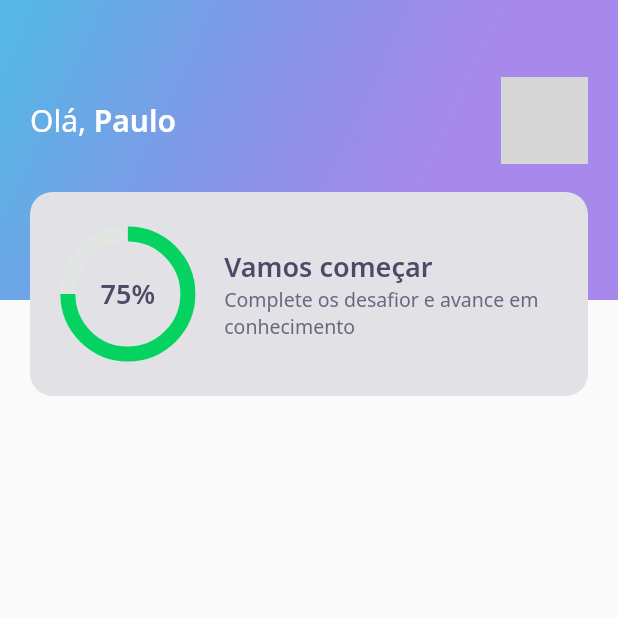
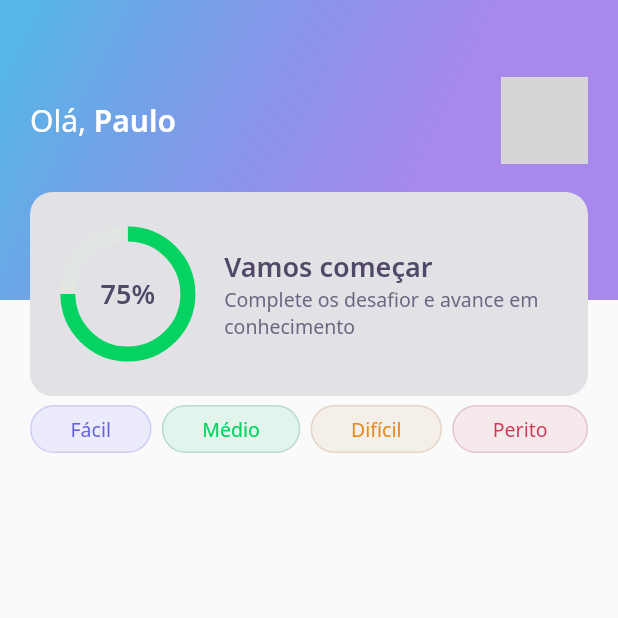
Before and after one commit to phferreira/devquiz, a Flutter app: the screen it shows after launch, on a phone screen of 412 x 824 dp, the top half of it. Run offline on Flutter 3.47's test engine with Material 2 defaults, Android fonts, the phone set to English and light mode, and no system bars; our stand-ins replace google_fonts; network calls fail; grey boxes are pictures that could not be loaded.

Commit message:
Add level button

```diff
--- a/lib/home/home_page.dart
+++ b/lib/home/home_page.dart
@@ -1,4 +1,6 @@
 import 'package:devquiz/home/widgets/appbar/app_bar_widget.dart';
+import 'package:devquiz/home/widgets/level_button/dificuldade_configuracao.dart';
+import 'package:devquiz/home/widgets/level_button/level_button_widget.dart';
 import 'package:flutter/material.dart';
 
 class HomePage extends StatefulWidget {
@@ -13,6 +15,15 @@ class _HomePageState extends State<HomePage> {
       appBar: AppBarWidget(),
       body: Padding(
         padding: const EdgeInsets.symmetric(horizontal: 20, vertical: 70),
+        child: Row(
+          mainAxisAlignment: MainAxisAlignment.spaceBetween,
+          children: [
+            LevelButtonWidget(Dificuldade.facil),
+            LevelButtonWidget(Dificuldade.medio),
+            LevelButtonWidget(Dificuldade.dificil),
+            LevelButtonWidget(Dificuldade.perito),
+          ],
+        ),
       ),
     );
   }
--- /dev/null
+++ b/lib/home/widgets/level_button/dificuldade_configuracao.dart
@@ -0,0 +1,32 @@
+import 'package:devquiz/core/core.dart';
+
+import 'enumerador_dificuldade.dart';
+import 'enumerator_config.dart';
+
+class Dificuldade {
+  static final Configuration facil = Configuration(
+    "Fácil",
+    AppColors.levelButtonFacil,
+    AppColors.levelButtonBorderFacil,
+    AppColors.levelButtonTextFacil);
+
+  static final Configuration medio = Configuration(
+    "Médio",
+    AppColors.levelButtonMedio,
+    AppColors.levelButtonBorderMedio,
+    AppColors.levelButtonTextMedio);
+
+  static final Configuration dificil = Configuration(
+    "Difícil",
+    AppColors.levelButtonDificil,
+    AppColors.levelButtonBorderDificil,
+    AppColors.levelButtonTextDificil);
+
+  static final Configuration perito = Configuration(
+    "Perito",
+    AppColors.levelButtonPerito,
+    AppColors.levelButtonBorderPerito,
+    AppColors.levelButtonTextPerito);
+
+
+}
--- /dev/null
+++ b/lib/home/widgets/level_button/enumerador_dificuldade.dart
@@ -0,0 +1,6 @@
+enum Enum_Dificuldade{
+  facil,
+  medio,
+  dificil,
+  perito
+}
--- /dev/null
+++ b/lib/home/widgets/level_button/enumerator_config.dart
@@ -0,0 +1,10 @@
+import 'package:flutter/material.dart';
+
+class Configuration{
+  final String name;
+  final Color color;
+  final Color borderColor;
+  final Color fontColor;
+
+  Configuration(this.name, this.color, this.borderColor, this.fontColor);
+}
--- /dev/null
+++ b/lib/home/widgets/level_button/level_button_widget.dart
@@ -0,0 +1,33 @@
+import 'package:devquiz/home/widgets/level_button/enumerator_config.dart';
+import 'package:flutter/material.dart';
+import 'package:google_fonts/google_fonts.dart';
+
+class LevelButtonWidget extends StatelessWidget {
+
+  final Configuration configuration;
+
+  const LevelButtonWidget(this.configuration);
+
+  @override
+  Widget build(BuildContext context) {
+    return Container(
+
+      // padding: const EdgeInsets.symmetric(horizontal: 26,vertical: 100),
+      decoration: BoxDecoration(
+        color: configuration.color,
+        border: Border.fromBorderSide(BorderSide(color: configuration.borderColor),),
+        borderRadius: BorderRadius.circular(28),
+      ),
+      child: Padding(
+        padding: const EdgeInsets.symmetric(horizontal: 26,vertical: 6),
+        child: Text(
+          configuration.name,
+          style: GoogleFonts.notoSans(
+            color: configuration.fontColor,
+            fontSize: 13,
+          ),
+        ),
+      ),
+    );
+  }
+}
```
